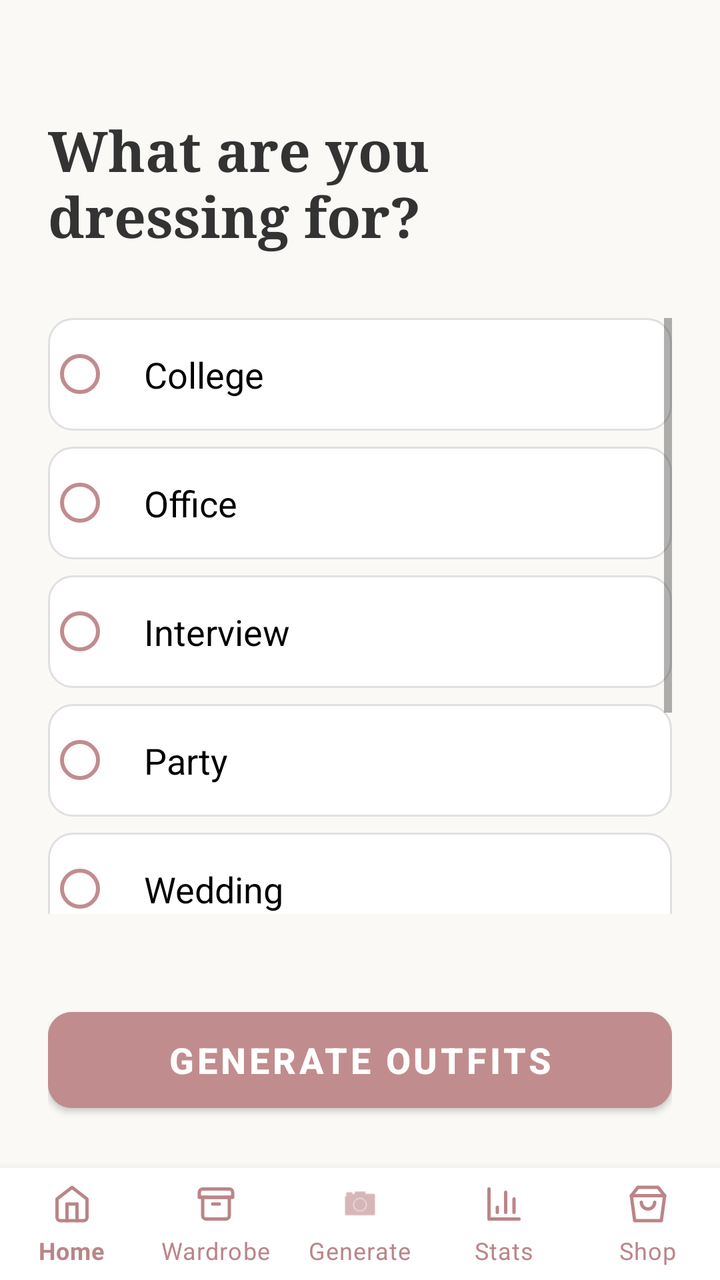
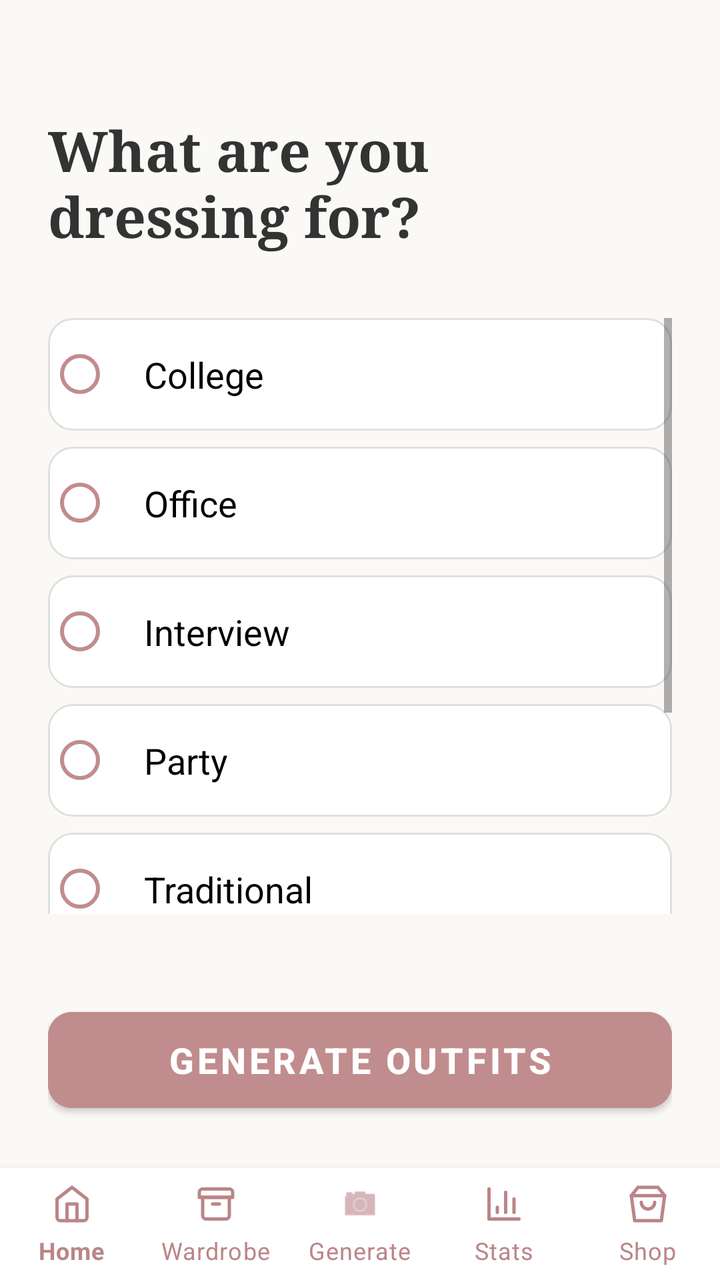

An Android layout rendered at two revisions. The XML below is the earlier revision; the diff shows what the commit changed to produce the second picture.
<!-- AndroidManifest.xml: application theme Theme.OutfitStudio -->
<!-- res/layout/activity_occasion_selection.xml -->
<?xml version="1.0" encoding="utf-8"?>
<RelativeLayout xmlns:android="http://schemas.android.com/apk/res/android"
    xmlns:app="http://schemas.android.com/apk/res-auto"
    android:layout_width="match_parent"
    android:layout_height="match_parent">
    
    <LinearLayout  
    
    android:layout_width="match_parent"
    android:layout_height="match_parent"
    android:orientation="vertical"
    android:padding="24dp"
    android:background="#FAF9F6"
        android:layout_above="@+id/bottomNavigation">
 

    <TextView
        android:layout_width="match_parent"
        android:layout_height="wrap_content"
        android:text="What are you dressing for?"
        android:textSize="28sp"
        android:textStyle="bold"
        android:textColor="#333333"
        android:layout_marginTop="32dp"
        android:layout_marginBottom="32dp"
        android:fontFamily="serif" />

    <ScrollView
        android:layout_width="match_parent"
        android:layout_height="0dp"
        android:layout_weight="1">

        <RadioGroup
            android:id="@+id/rgOccasions"
            android:layout_width="match_parent"
            android:layout_height="wrap_content"
            android:orientation="vertical">

            <RadioButton android:id="@+id/rbCollege" android:text="College" android:layout_width="match_parent" android:layout_height="wrap_content" android:padding="16dp" android:textSize="18sp" android:layout_marginBottom="8dp" android:background="@drawable/rounded_card_bg" android:buttonTint="#C18C8D" />
            <RadioButton android:id="@+id/rbOffice" android:text="Office" android:layout_width="match_parent" android:layout_height="wrap_content" android:padding="16dp" android:textSize="18sp" android:layout_marginBottom="8dp" android:background="@drawable/rounded_card_bg" android:buttonTint="#C18C8D" />
            <RadioButton android:id="@+id/rbInterview" android:text="Interview" android:layout_width="match_parent" android:layout_height="wrap_content" android:padding="16dp" android:textSize="18sp" android:layout_marginBottom="8dp" android:background="@drawable/rounded_card_bg" android:buttonTint="#C18C8D" />
            <RadioButton android:id="@+id/rbParty" android:text="Party" android:layout_width="match_parent" android:layout_height="wrap_content" android:padding="16dp" android:textSize="18sp" android:layout_marginBottom="8dp" android:background="@drawable/rounded_card_bg" android:buttonTint="#C18C8D" />
            <RadioButton android:id="@+id/rbWedding" android:text="Wedding" android:layout_width="match_parent" android:layout_height="wrap_content" android:padding="16dp" android:textSize="18sp" android:layout_marginBottom="8dp" android:background="@drawable/rounded_card_bg" android:buttonTint="#C18C8D" />
            <RadioButton android:id="@+id/rbTravel" android:text="Travel" android:layout_width="match_parent" android:layout_height="wrap_content" android:padding="16dp" android:textSize="18sp" android:layout_marginBottom="8dp" android:background="@drawable/rounded_card_bg" android:buttonTint="#C18C8D" />
            <RadioButton android:id="@+id/rbCasual" android:text="Casual" android:layout_width="match_parent" android:layout_height="wrap_content" android:padding="16dp" android:textSize="18sp" android:layout_marginBottom="8dp" android:background="@drawable/rounded_card_bg" android:buttonTint="#C18C8D" />

        </RadioGroup>
    </ScrollView>

    <ProgressBar
        android:id="@+id/progressBar"
        android:layout_width="wrap_content"
        android:layout_height="wrap_content"
        android:layout_gravity="center"
        android:visibility="gone"
        android:layout_marginTop="16dp" />

    <TextView
        android:id="@+id/tvStatus"
        android:layout_width="wrap_content"
        android:layout_height="wrap_content"
        android:layout_gravity="center"
        android:textAlignment="center"
        android:textColor="#D32F2F"
        android:layout_marginTop="8dp" />

    <Button
        android:id="@+id/btnGenerate"
        android:layout_width="match_parent"
        android:layout_height="60dp"
        android:text="Generate Outfits"
        android:backgroundTint="#C18C8D" 
        android:textColor="#FFFFFF"
        android:textSize="18sp"
        android:textStyle="bold"
        android:layout_marginTop="16dp"
        app:cornerRadius="12dp" />

</LinearLayout>

    <com.google.android.material.bottomnavigation.BottomNavigationView
        android:id="@+id/bottomNavigation"
        app:itemIconSize="20dp"
        android:layout_width="match_parent"
        android:layout_height="wrap_content"
        android:layout_alignParentBottom="true"
        app:menu="@menu/bottom_nav"
        app:itemIconTint="@color/primary"
        app:itemTextColor="@color/primary"
        android:background="@color/surface"
        app:labelVisibilityMode="labeled"
        android:elevation="16dp"/>

</RelativeLayout>
<!-- resources referenced by this layout -->
<resources>
  <color name="primary">#BB8588</color>
  <color name="surface">#FFFFFF</color>
  <!-- drawable rounded_card_bg (drawable) -->
  <?xml version="1.0" encoding="utf-8"?>
  <shape xmlns:android="http://schemas.android.com/apk/res/android"
      android:shape="rectangle">
      <solid android:color="#FFFFFF" />
      <corners android:radius="12dp" />
      <stroke
          android:width="1dp"
          android:color="#E0E0E0" />
  </shape>
  <style name="Theme.OutfitStudio" parent="Theme.MaterialComponents.Light.NoActionBar">
          <item name="android:textColor">@color/on_background</item>
          <item name="android:textColorHint">@color/text_hint</item>
          
          <item name="colorPrimary">@color/primary</item>
          <item name="colorPrimaryVariant">@color/primary_variant</item>
          <item name="colorOnPrimary">@color/on_primary</item>
          
          <item name="colorSecondary">@color/primary</item>
          <item name="colorSecondaryVariant">@color/primary_variant</item>
          <item name="colorOnSecondary">@color/on_primary</item>
          
          <item name="android:colorBackground">@color/background</item>
          <item name="colorSurface">@color/surface</item>
          
          <item name="android:statusBarColor">@color/background</item>
          <item name="android:windowLightStatusBar">true</item>
      </style>
  <color name="on_background">#3E3C3A</color>
  <color name="text_hint">#A09D9B</color>
  <color name="primary_variant">#BB8588</color>
  <color name="on_primary">#FFFFFF</color>
  <color name="background">#FDFBF9</color>
</resources>

<!-- the commit's change to res/layout/activity_occasion_selection.xml (unified diff, before → after) -->
@@ -40,7 +40,7 @@
             <RadioButton android:id="@+id/rbOffice" android:text="Office" android:layout_width="match_parent" android:layout_height="wrap_content" android:padding="16dp" android:textSize="18sp" android:layout_marginBottom="8dp" android:background="@drawable/rounded_card_bg" android:buttonTint="#C18C8D" />
             <RadioButton android:id="@+id/rbInterview" android:text="Interview" android:layout_width="match_parent" android:layout_height="wrap_content" android:padding="16dp" android:textSize="18sp" android:layout_marginBottom="8dp" android:background="@drawable/rounded_card_bg" android:buttonTint="#C18C8D" />
             <RadioButton android:id="@+id/rbParty" android:text="Party" android:layout_width="match_parent" android:layout_height="wrap_content" android:padding="16dp" android:textSize="18sp" android:layout_marginBottom="8dp" android:background="@drawable/rounded_card_bg" android:buttonTint="#C18C8D" />
-            <RadioButton android:id="@+id/rbWedding" android:text="Wedding" android:layout_width="match_parent" android:layout_height="wrap_content" android:padding="16dp" android:textSize="18sp" android:layout_marginBottom="8dp" android:background="@drawable/rounded_card_bg" android:buttonTint="#C18C8D" />
+            <RadioButton android:id="@+id/rbTraditional" android:text="Traditional" android:layout_width="match_parent" android:layout_height="wrap_content" android:padding="16dp" android:textSize="18sp" android:layout_marginBottom="8dp" android:background="@drawable/rounded_card_bg" android:buttonTint="#C18C8D" />
             <RadioButton android:id="@+id/rbTravel" android:text="Travel" android:layout_width="match_parent" android:layout_height="wrap_content" android:padding="16dp" android:textSize="18sp" android:layout_marginBottom="8dp" android:background="@drawable/rounded_card_bg" android:buttonTint="#C18C8D" />
             <RadioButton android:id="@+id/rbCasual" android:text="Casual" android:layout_width="match_parent" android:layout_height="wrap_content" android:padding="16dp" android:textSize="18sp" android:layout_marginBottom="8dp" android:background="@drawable/rounded_card_bg" android:buttonTint="#C18C8D" />
 
